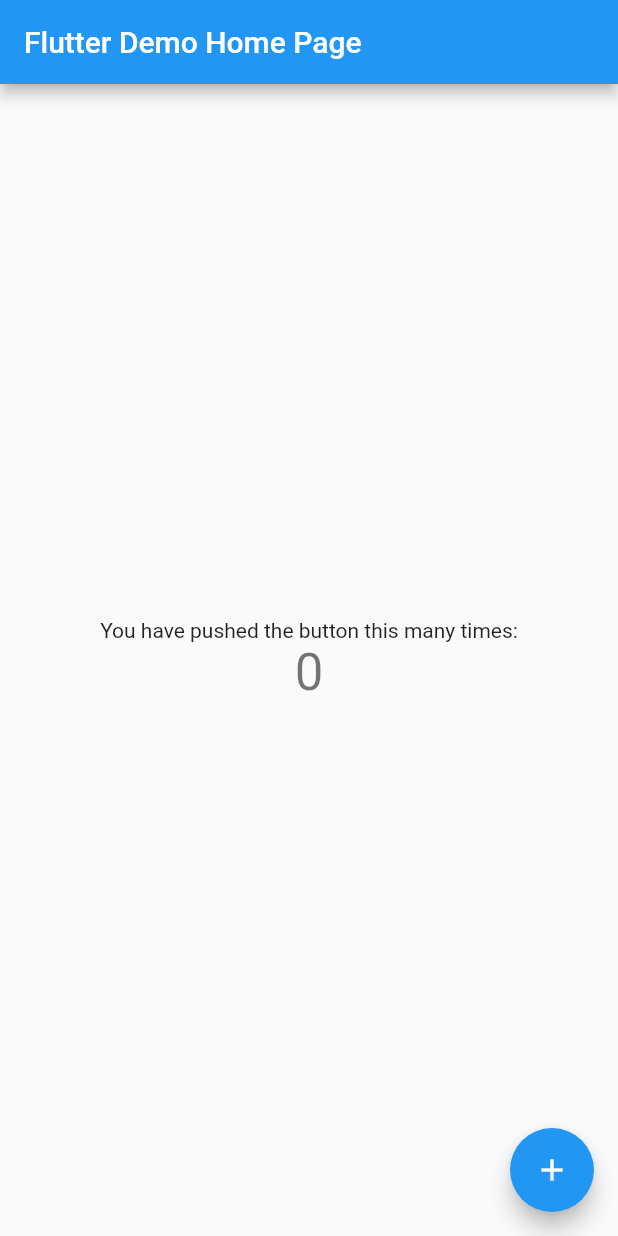
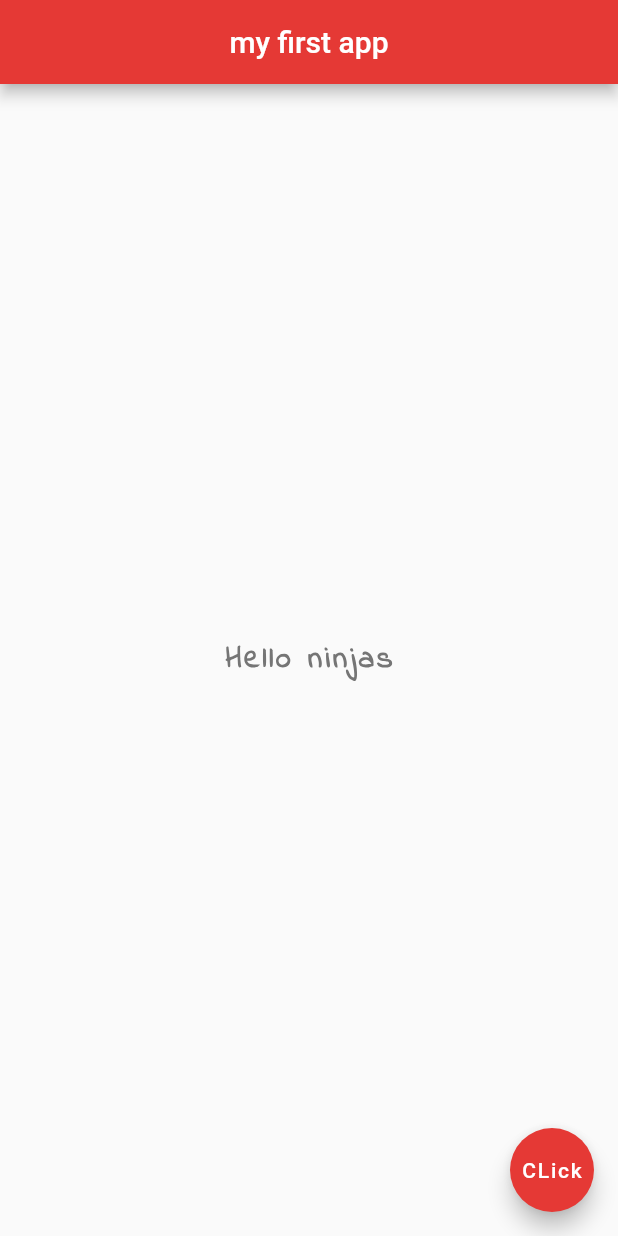
Before and after one commit to mahdibouaziz/flutter_ninja, a Flutter app: the screen it shows after launch, on a phone screen of 412 x 824 dp. Run offline on Flutter 3.47's test engine with Material 2 defaults, Android fonts, the phone set to English and light mode, and no system bars.

Commit message:
basic structure of flutter

```diff
--- a/lib/main.dart
+++ b/lib/main.dart
@@ -1,115 +1,36 @@
 import 'package:flutter/material.dart';
 
 void main() {
-  runApp(const MyApp());
+  runApp(const MaterialApp(home: Home()));
 }
 
-class MyApp extends StatelessWidget {
-  const MyApp({Key? key}) : super(key: key);
+class Home extends StatelessWidget {
+  const Home({Key? key}) : super(key: key);
 
-  // This widget is the root of your application.
   @override
   Widget build(BuildContext context) {
-    return MaterialApp(
-      title: 'Flutter Demo',
-      theme: ThemeData(
-        // This is the theme of your application.
-        //
-        // Try running your application with "flutter run". You'll see the
-        // application has a blue toolbar. Then, without quitting the app, try
-        // changing the primarySwatch below to Colors.green and then invoke
-        // "hot reload" (press "r" in the console where you ran "flutter run",
-        // or simply save your changes to "hot reload" in a Flutter IDE).
-        // Notice that the counter didn't reset back to zero; the application
-        // is not restarted.
-        primarySwatch: Colors.blue,
+    return Scaffold(
+      appBar: AppBar(
+        title: const Text("my first app"),
+        centerTitle: true,
+        backgroundColor: Colors.red[600],
       ),
-      home: const MyHomePage(title: 'Flutter Demo Home Page'),
+      body: Center(
+          child: Text(
+        "Hello ninjas",
+        style: TextStyle(
+          fontWeight: FontWeight.bold,
+          fontSize: 20.0,
+          letterSpacing: 2,
+          color: Colors.grey[600],
+          fontFamily: 'IndieFlower',
+        ),
+      )),
+      floatingActionButton: FloatingActionButton(
+        onPressed: () {},
+        child: const Text('CLick'),
+        backgroundColor: Colors.red[600],
+      ),
     );
   }
 }
-
-class MyHomePage extends StatefulWidget {
-  const MyHomePage({Key? key, required this.title}) : super(key: key);
-
-  // This widget is the home page of your application. It is stateful, meaning
-  // that it has a State object (defined below) that contains fields that affect
-  // how it looks.
-
-  // This class is the configuration for the state. It holds the values (in this
-  // case the title) provided by the parent (in this case the App widget) and
-  // used by the build method of the State. Fields in a Widget subclass are
-  // always marked "final".
-
-  final String title;
-
-  @override
-  State<MyHomePage> createState() => _MyHomePageState();
-}
-
-class _MyHomePageState extends State<MyHomePage> {
-  int _counter = 0;
-
-  void _incrementCounter() {
-    setState(() {
-      // This call to setState tells the Flutter framework that something has
-      // changed in this State, which causes it to rerun the build method below
-      // so that the display can reflect the updated values. If we changed
-      // _counter without calling setState(), then the build method would not be
-      // called again, and so nothing would appear to happen.
-      _counter++;
-    });
-  }
-
-  @override
-  Widget build(BuildContext context) {
-    // This method is rerun every time setState is called, for instance as done
-    // by the _incrementCounter method above.
-    //
-    // The Flutter framework has been optimized to make rerunning build methods
-    // fast, so that you can just rebuild anything that needs updating rather
-    // than having to individually change instances of widgets.
-    return Scaffold(
-      appBar: AppBar(
-        // Here we take the value from the MyHomePage object that was created by
-        // the App.build method, and use it to set our appbar title.
-        title: Text(widget.title),
-      ),
-      body: Center(
-        // Center is a layout widget. It takes a single child and positions it
-        // in the middle of the parent.
-        child: Column(
-          // Column is also a layout widget. It takes a list of children and
-          // arranges them vertically. By default, it sizes itself to fit its
-          // children horizontally, and tries to be as tall as its parent.
-          //
-          // Invoke "debug painting" (press "p" in the console, choose the
-          // "Toggle Debug Paint" action from the Flutter Inspector in Android
-          // Studio, or the "Toggle Debug Paint" command in Visual Studio Code)
-          // to see the wireframe for each widget.
-          //
-          // Column has various properties to control how it sizes itself and
-          // how it positions its children. Here we use mainAxisAlignment to
-          // center the children vertically; the main axis here is the vertical
-          // axis because Columns are vertical (the cross axis would be
-          // horizontal).
-          mainAxisAlignment: MainAxisAlignment.center,
-          children: <Widget>[
-            const Text(
-              'You have pushed the button this many times:',
-            ),
-            Text(
-              '$_counter',
-              style: Theme.of(context).textTheme.headline4,
-            ),
-          ],
-        ),
-      ),
-      floatingActionButton: FloatingActionButton(
-        onPressed: _incrementCounter,
-        tooltip: 'Increment',
-        child: const Icon(Icons.add),
-      ), // This trailing comma makes auto-formatting nicer for build methods.
-    );
-  }
-}
```
Also changed, not shown: pubspec.yaml (+6 -15 lines), fonts/IndieFlower-Regular.ttf (added), 1 other file.
